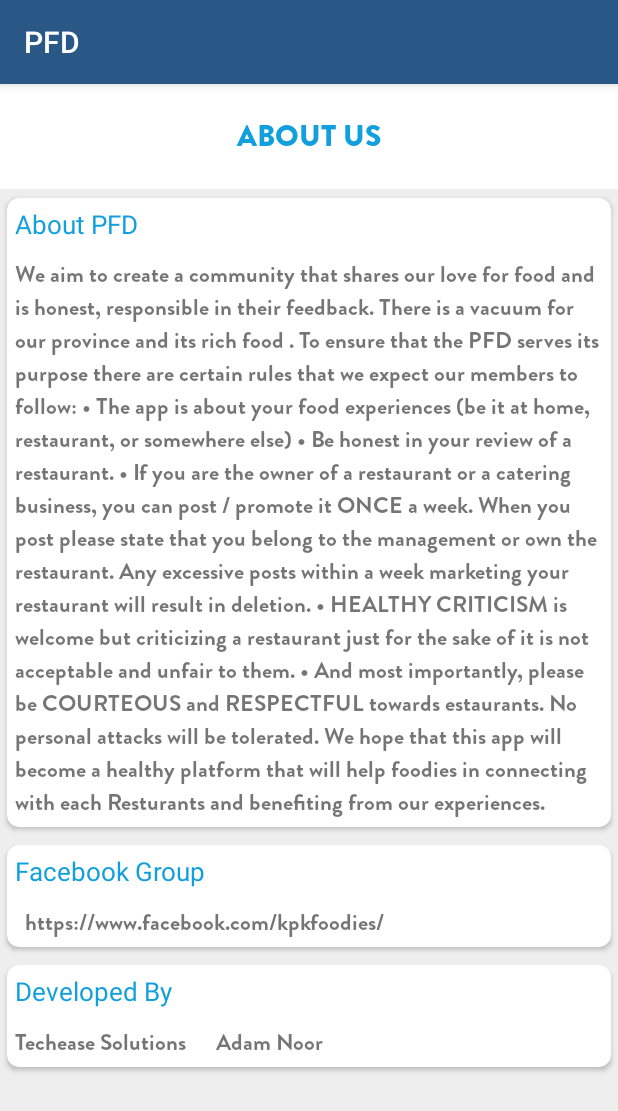
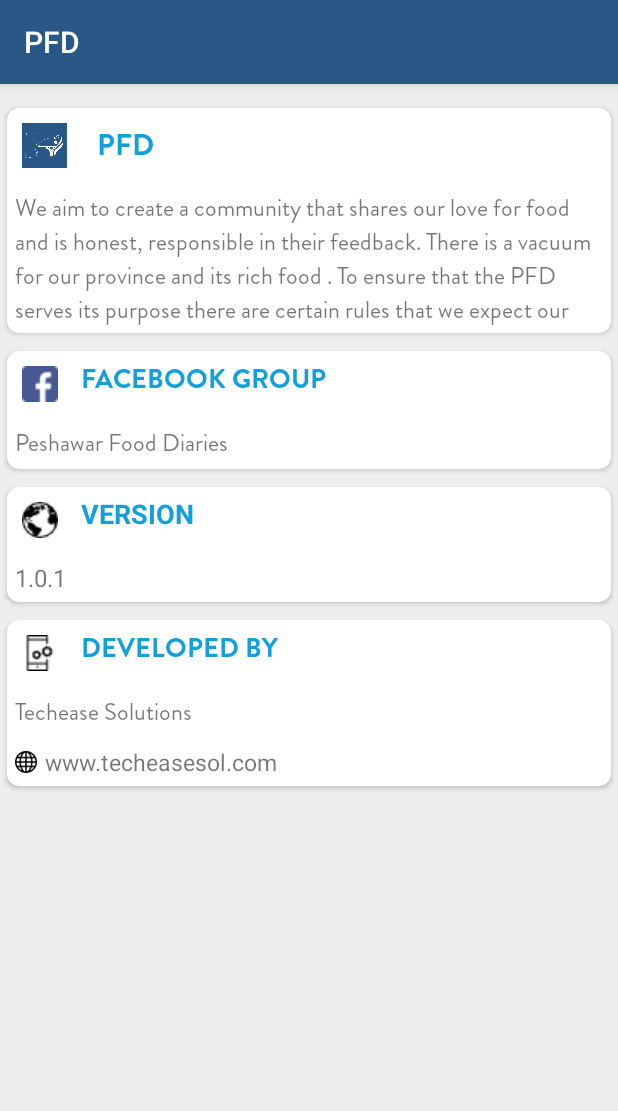
Before and after one commit to kaxhiftaj-zz/PFD, an Android app: the fragment AboutUsFrag shown on its own in the app's theme, on a phone screen of 412 x 824 dp. Shown: the top 1111 px of the screen. Run offline under Robolectric (Android 15) with nearby library versions, the phone set to English and light mode, and no system bars; our stand-ins replace Volley; libraries missing offline, so code that uses them is left out: com.mancj.materialsearchbar; network calls fail.

Commit message:
About Us Screen modified

```diff
--- a/app/src/main/java/com/techease/pfd/Fragments/AboutUsFrag.java
+++ b/app/src/main/java/com/techease/pfd/Fragments/AboutUsFrag.java
@@ -1,5 +1,7 @@
 package com.techease.pfd.Fragments;
 
+import android.app.AlertDialog;
+import android.content.DialogInterface;
 import android.graphics.Typeface;
 import android.os.Bundle;
 import android.support.v4.app.Fragment;
@@ -8,6 +10,7 @@
 import android.view.View;
 import android.view.ViewGroup;
 import android.webkit.WebView;
+import android.webkit.WebViewClient;
 import android.widget.TextView;
 
 import com.techease.pfd.R;
@@ -16,33 +19,34 @@
 
 public class AboutUsFrag extends Fragment implements View.OnClickListener {
 
-    TextView tvTitleAboutUs,tvFbGroupTitleABoutUs,tvFbLinkAboutUs,tv1,tv2,tv3,tvCompany;
-    Typeface typeface,typeface2,typeface3;
-    CardView cardView,cardView2,cardView3;
+    TextView tvFbGroupTitleABoutUs, tvFbLinkAboutUs, tv1, tv2, tv3, tvCompany;
+    Typeface typeface, typeface2, typeface3;
+    CardView cardView, cardView2, cardView3, cardView4;
     WebView webView;
 
     @Override
     public View onCreateView(LayoutInflater inflater, ViewGroup container,
                              Bundle savedInstanceState) {
         // Inflate the layout for this fragment
-        View view= inflater.inflate(R.layout.fragment_about_us, container, false);
+        View view = inflater.inflate(R.layout.fragment_about_us, container, false);
 
-        tvTitleAboutUs=(TextView)view.findViewById(R.id.tvTitleABoutUs);
-        cardView=(CardView)view.findViewById(R.id.card2);
-        tvFbGroupTitleABoutUs=(TextView)view.findViewById(R.id.tvFbGroupABoutUs);
-        tvFbLinkAboutUs=(TextView)view.findViewById(R.id.tvFbLInkABoutUs);
-        webView=(WebView)view.findViewById(R.id.webView1);
-        tv1=(TextView)view.findViewById(R.id.tv1);
-        tv2=(TextView)view.findViewById(R.id.tv2);
-        tv3=(TextView)view.findViewById(R.id.tvLongText);
-        tvCompany=(TextView)view.findViewById(R.id.tvCompany);
-        cardView2=(CardView)view.findViewById(R.id.card3);
-        cardView3=(CardView)view.findViewById(R.id.cardViewCustomPesh_FD);
-        typeface=Typeface.createFromAsset(getActivity().getAssets(),"font/brandon_blk.otf");
-        typeface2=Typeface.createFromAsset(getActivity().getAssets(),"font/brandon_reg.otf");
-        typeface2=Typeface.createFromAsset(getActivity().getAssets(),"font/brandon_bld.otf");
 
-        tvTitleAboutUs.setTypeface(typeface);
+        cardView = (CardView) view.findViewById(R.id.card2);
+        cardView4 = (CardView) view.findViewById(R.id.card4);
+        tvFbGroupTitleABoutUs = (TextView) view.findViewById(R.id.tvFbGroupABoutUs);
+        tvFbLinkAboutUs = (TextView) view.findViewById(R.id.tvFbLInkABoutUs);
+        webView = (WebView) view.findViewById(R.id.webView1);
+        tv1 = (TextView) view.findViewById(R.id.tv1);
+        tv2 = (TextView) view.findViewById(R.id.tv2);
+        tv3 = (TextView) view.findViewById(R.id.tvLongText);
+        tvCompany = (TextView) view.findViewById(R.id.tvCompany);
+        cardView2 = (CardView) view.findViewById(R.id.card3);
+        cardView3 = (CardView) view.findViewById(R.id.cardViewCustomPesh_FD);
+        typeface = Typeface.createFromAsset(getActivity().getAssets(), "font/brandon_blk.otf");
+        typeface2 = Typeface.createFromAsset(getActivity().getAssets(), "font/brandon_reg.otf");
+        typeface3 = Typeface.createFromAsset(getActivity().getAssets(), "font/brandon_bld.otf");
+
+
         tvFbLinkAboutUs.setTypeface(typeface2);
         tvFbGroupTitleABoutUs.setTypeface(typeface3);
         tv2.setTypeface(typeface3);
@@ -54,6 +58,31 @@
         tvFbLinkAboutUs.setOnClickListener(this);
         cardView.setOnClickListener(this);
 
+        cardView3.setOnClickListener(new View.OnClickListener() {
+            @Override
+            public void onClick(View v) {
+                AlertDialog.Builder alertDialogBuilder = new AlertDialog.Builder(getActivity());
+                alertDialogBuilder.setTitle("ABOUT PFD");
+                alertDialogBuilder.setMessage(" We aim to create a community that shares our love for food and is honest, responsible in their feedback.   There is a vacuum for our province and its rich food . To ensure that the PFD serves its purpose there are certain rules that we expect our members to follow:\n" +
+                        "• The app is about your food experiences (be it at home, restaurant, or somewhere else)\n" +
+                        "• Be honest in your review of a restaurant.\n" +
+                        "• If you are the owner of a restaurant or a catering business, you can post / promote it ONCE a week. When you post please state that you belong to the management or own the restaurant. Any excessive posts within a week marketing your restaurant will result in deletion.\n" +
+                        "• HEALTHY CRITICISM is welcome but criticizing a restaurant just for the sake of it is not acceptable and unfair to them.\n" +
+                        "• And most importantly, please be COURTEOUS and RESPECTFUL towards estaurants. No personal attacks will be tolerated.\n" +
+                        "We hope that this app will become a healthy platform that will help foodies in connecting with each Resturants and benefiting from our experiences.");
+                alertDialogBuilder.setPositiveButton("OK", new DialogInterface.OnClickListener() {
+                    @Override
+                    public void onClick(DialogInterface dialog, int which) {
+
+                        dialog.dismiss();
+                        // getActivity().finish();
+                    }
+                });
+                AlertDialog alertDialog = alertDialogBuilder.create();
+                alertDialog.show();
+            }
+        });
+
         tv2.setOnClickListener(new View.OnClickListener() {
             @Override
             public void onClick(View v) {
@@ -62,6 +91,7 @@
                 cardView2.setVisibility(View.INVISIBLE);
                 tv1.setVisibility(View.INVISIBLE);
                 cardView3.setVisibility(View.INVISIBLE);
+                cardView4.setVisibility(View.INVISIBLE);
                 webView.getSettings().setJavaScriptEnabled(true);
                 webView.loadUrl("http://www.techeasesol.com/");
             }
@@ -74,6 +104,7 @@
                 cardView2.setVisibility(View.INVISIBLE);
                 tv1.setVisibility(View.INVISIBLE);
                 cardView3.setVisibility(View.INVISIBLE);
+                cardView4.setVisibility(View.INVISIBLE);
                 webView.getSettings().setJavaScriptEnabled(true);
                 webView.loadUrl("http://www.techeasesol.com/");
             }
@@ -86,6 +117,7 @@
                 cardView2.setVisibility(View.INVISIBLE);
                 tv1.setVisibility(View.INVISIBLE);
                 cardView3.setVisibility(View.INVISIBLE);
+                cardView4.setVisibility(View.INVISIBLE);
                 webView.getSettings().setJavaScriptEnabled(true);
                 webView.loadUrl("https://www.techeasesol.com/");
             }
@@ -95,9 +127,17 @@
 
     @Override
     public void onClick(View v) {
-
         webView.getSettings().setJavaScriptEnabled(true);
         webView.loadUrl("https://www.facebook.com/kpkfoodies/");
+        webView.setWebViewClient(new WebViewClient() {
+            @Override
+            public boolean shouldOverrideUrlLoading(WebView view, String url) {
+
+                view.loadUrl(url);
+
+                return true;
+            }
+        });
 
     }
 }
--- a/app/src/main/res/layout/fragment_about_us.xml
+++ b/app/src/main/res/layout/fragment_about_us.xml
@@ -6,17 +6,6 @@
     android:background="#eee"
     tools:context="com.techease.pfd.Fragments.AboutUsFrag">
 
-    <TextView
-        android:layout_width="match_parent"
-        android:layout_height="70sp"
-        android:text="ABOUT US"
-        android:textSize="20sp"
-        android:gravity="center"
-        android:layout_gravity="center"
-       android:background="#fff"
-        android:textColor="#129FDd"
-        android:textStyle="bold"
-        android:id="@+id/tvTitleABoutUs"/>
     <ScrollView
         android:layout_width="match_parent"
         android:layout_height="match_parent">
@@ -32,7 +21,7 @@
 
     <LinearLayout
         android:layout_width="match_parent"
-        android:layout_height="match_parent"
+        android:layout_height="wrap_content"
         android:orientation="vertical">
 
     <android.support.v7.widget.CardView xmlns:android="http://schemas.android.com/apk/res/android"
@@ -42,6 +31,7 @@
         android:clickable="true"
         card_view:cardCornerRadius="8dp"
         card_view:cardBackgroundColor="#fff"
+        android:layout_marginTop="10sp"
         card_view:cardPreventCornerOverlap="true"
         card_view:cardUseCompatPadding="true"
         android:id="@+id/cardViewCustomPesh_FD">
@@ -49,26 +39,31 @@
             android:layout_width="match_parent"
             android:layout_height="wrap_content"
             android:orientation="vertical">
+            <LinearLayout
+                android:layout_width="match_parent"
+                android:layout_height="wrap_content"
+                android:orientation="horizontal">
+                <ImageView
+                    android:layout_width="50sp"
+                    android:layout_height="50sp"
+                    android:src="@drawable/appicon"
+                    android:padding="10sp"/>
         <TextView
             android:id="@+id/tv1"
             android:layout_width="wrap_content"
             android:layout_height="wrap_content"
-            android:text="About PFD"
-            android:padding="5sp"
-            android:textSize="17sp"
-            android:textColor="#129FDD"
-            android:textStyle="bold"/>
-            <android.support.v4.widget.NestedScrollView
-                android:layout_width="match_parent"
-                android:layout_height="wrap_content">
+            android:text="PFD"
+            android:padding="10sp"
+            android:textSize="20sp"
+            android:textColor="#129FDD" />
+            </LinearLayout>
     <TextView
         android:id="@+id/tvLongText"
         android:layout_width="match_parent"
-        android:layout_height="250sp"
+        android:layout_height="100sp"
         android:padding="5sp"
-        android:textSize="15sp"
+        android:textSize="16sp"
         android:text="@string/large_text"/>
-            </android.support.v4.widget.NestedScrollView>
         </LinearLayout>
     </android.support.v7.widget.CardView>
 
@@ -84,27 +79,78 @@
         android:id="@+id/card2">
         <LinearLayout
             android:layout_width="match_parent"
-            android:layout_height="wrap_content"
+            android:layout_height="match_parent"
             android:orientation="vertical">
+            <LinearLayout
+                android:layout_width="match_parent"
+                android:layout_height="wrap_content"
+                android:orientation="horizontal">
+                <ImageView
+                    android:layout_width="wrap_content"
+                    android:layout_height="wrap_content"
+                    android:src="@drawable/face"
+                    android:padding="10sp"/>
         <TextView
             android:id="@+id/tvFbGroupABoutUs"
             android:layout_width="match_parent"
             android:layout_height="wrap_content"
-            android:text="Facebook Group"
+            android:text="FACEBOOK GROUP"
             android:textStyle="bold"
-            android:textSize="17sp"
+            android:textSize="18sp"
             android:textColor="#129FDD"
             android:padding="5sp"/>
+            </LinearLayout>
         <TextView
             android:id="@+id/tvFbLInkABoutUs"
             android:layout_width="wrap_content"
             android:layout_height="wrap_content"
-            android:text="  https://www.facebook.com/kpkfoodies/"
+            android:text="Peshawar Food Diaries"
             android:padding="5sp"
-            android:textSize="15sp"
+            android:textSize="16sp"
             />
         </LinearLayout>
     </android.support.v7.widget.CardView>
+        <android.support.v7.widget.CardView xmlns:android="http://schemas.android.com/apk/res/android"
+            xmlns:card_view="http://schemas.android.com/apk/res-auto"
+            android:layout_width="match_parent"
+            android:layout_height="wrap_content"
+            android:clickable="true"
+            card_view:cardCornerRadius="8dp"
+            card_view:cardBackgroundColor="#fff"
+            card_view:cardPreventCornerOverlap="true"
+            card_view:cardUseCompatPadding="true"
+            android:id="@+id/card4">
+            <LinearLayout
+                android:layout_width="match_parent"
+                android:layout_height="wrap_content"
+                android:orientation="vertical">
+                <LinearLayout
+                    android:layout_width="match_parent"
+                    android:layout_height="wrap_content"
+                    android:orientation="horizontal">
+                    <ImageView
+                        android:layout_width="wrap_content"
+                        android:layout_height="wrap_content"
+                        android:src="@drawable/earth"
+                        android:padding="10sp"/>
+            <TextView
+                android:id="@+id/tvVersion"
+                android:layout_width="wrap_content"
+                android:layout_height="wrap_content"
+                android:text="VERSION"
+                android:textSize="18sp"
+                android:textColor="#129FDD"
+                android:padding="5sp"
+                android:textStyle="bold"/>
+                </LinearLayout>
+                <TextView
+                    android:layout_width="wrap_content"
+                    android:layout_height="wrap_content"
+                    android:text="1.0.1"
+                    android:textSize="16sp"
+                    android:padding="5sp"/>
+            </LinearLayout>
+        </android.support.v7.widget.CardView>
     <android.support.v7.widget.CardView xmlns:android="http://schemas.android.com/apk/res/android"
         xmlns:card_view="http://schemas.android.com/apk/res-auto"
         android:layout_width="match_parent"
@@ -119,26 +165,49 @@
             android:layout_width="match_parent"
             android:layout_height="wrap_content"
             android:orientation="vertical">
+            <LinearLayout
+                android:layout_width="match_parent"
+                android:layout_height="wrap_content"
+                android:orientation="horizontal">
+                <ImageView
+                    android:layout_width="wrap_content"
+                    android:layout_height="wrap_content"
+                    android:src="@drawable/developer"
+                    android:padding="10sp"/>
         <TextView
             android:id="@+id/tv2"
             android:layout_width="wrap_content"
             android:layout_height="wrap_content"
-            android:text="Developed By"
+            android:text="DEVELOPED BY"
             android:padding="5sp"
-            android:textSize="17sp"
+            android:textSize="18sp"
             android:textColor="#129FDD"
             android:textStyle="bold"/>
-
+            </LinearLayout>
             <TextView
                 android:id="@+id/tvCompany"
                 android:layout_width="wrap_content"
                 android:layout_height="wrap_content"
                 android:padding="5sp"
-                android:text="Techease Solutions
-
-    Adam Noor "
-                android:textSize="15sp"
+                android:text="Techease Solutions"
+                android:textSize="16sp"
                 />
+            <LinearLayout
+                android:layout_width="match_parent"
+                android:layout_height="wrap_content"
+                android:orientation="horizontal">
+                <ImageView
+                    android:layout_width="20sp"
+                    android:layout_height="wrap_content"
+                    android:src="@drawable/world"
+                    android:paddingLeft="5sp"/>
+                <TextView
+                    android:layout_width="wrap_content"
+                    android:layout_height="wrap_content"
+                    android:text="www.techeasesol.com"
+                    android:textSize="15sp"
+                    android:padding="5sp"/>
+            </LinearLayout>
         </LinearLayout>
     </android.support.v7.widget.CardView>
     </LinearLayout>
```
Also changed, not shown: app/src/main/res/drawable/developer.png (added), app/src/main/res/drawable/earth.png (added), app/src/main/res/drawable/face.png (added), app/src/main/res/drawable/world.png (added).
